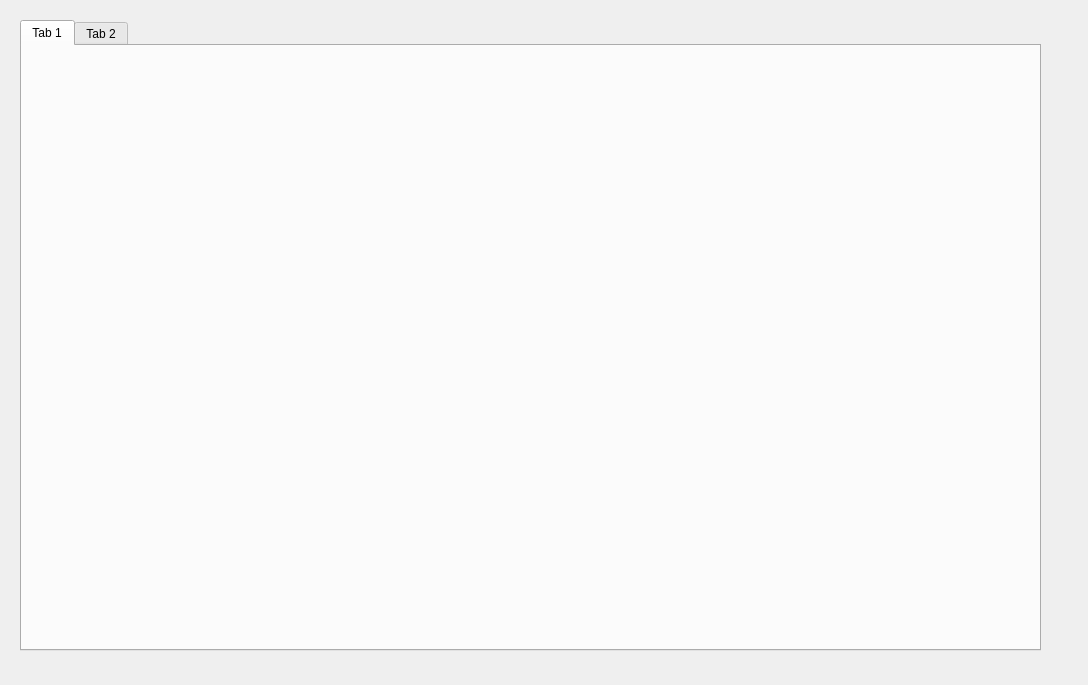
Old version of the form widget.ui in the repository nrtnrtnrt/swivelJoint.
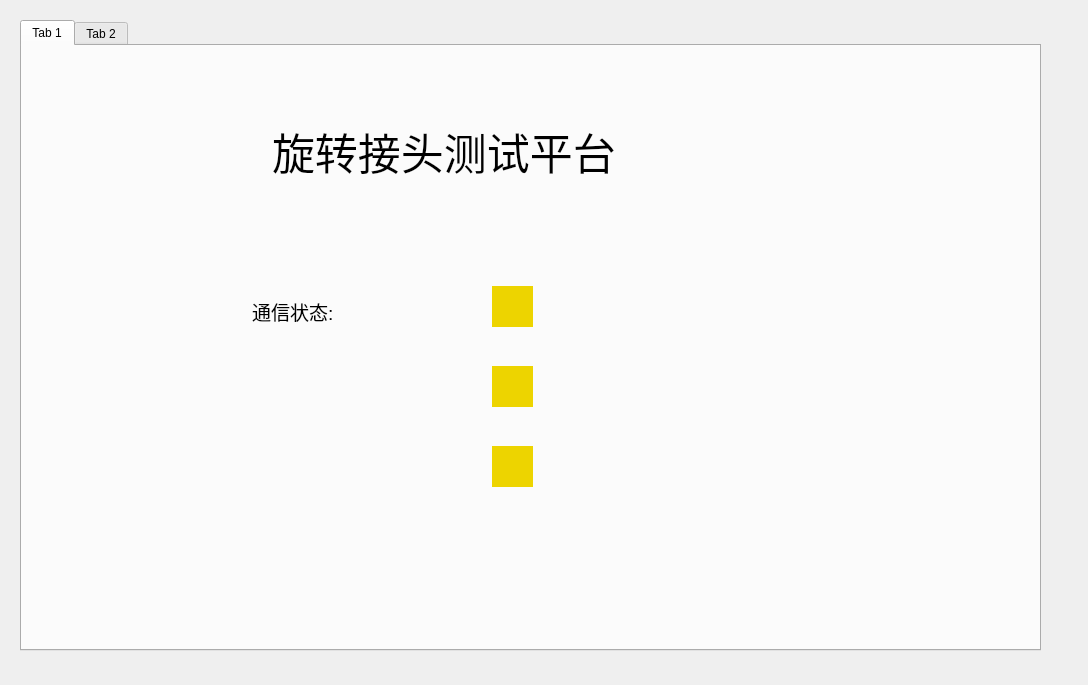
New version of the form. The open tabs and pages were chosen to show the change. Custom widgets are drawn as their Qt base class.

Commit message: 6.19界面完善

What changed in the file:
```diff
--- a/widget.ui
+++ b/widget.ui
@@ -29,6 +29,90 @@
     <attribute name="title">
      <string>Tab 1</string>
     </attribute>
+    <widget class="QLabel" name="label_title">
+     <property name="geometry">
+      <rect>
+       <x>250</x>
+       <y>50</y>
+       <width>621</width>
+       <height>111</height>
+      </rect>
+     </property>
+     <property name="font">
+      <font>
+       <pointsize>32</pointsize>
+      </font>
+     </property>
+     <property name="text">
+      <string>旋转接头测试平台</string>
+     </property>
+    </widget>
+    <widget class="QLabel" name="label_status_0">
+     <property name="geometry">
+      <rect>
+       <x>470</x>
+       <y>240</y>
+       <width>41</width>
+       <height>41</height>
+      </rect>
+     </property>
+     <property name="styleSheet">
+      <string notr="true">background-color: rgb(237, 212, 0);</string>
+     </property>
+     <property name="text">
+      <string/>
+     </property>
+    </widget>
+    <widget class="QLabel" name="label">
+     <property name="geometry">
+      <rect>
+       <x>230</x>
+       <y>240</y>
+       <width>111</width>
+       <height>51</height>
+      </rect>
+     </property>
+     <property name="font">
+      <font>
+       <pointsize>14</pointsize>
+      </font>
+     </property>
+     <property name="text">
+      <string>通信状态:</string>
+     </property>
+    </widget>
+    <widget class="QLabel" name="label_status_1">
+     <property name="geometry">
+      <rect>
+       <x>470</x>
+       <y>320</y>
+       <width>41</width>
+       <height>41</height>
+      </rect>
+     </property>
+     <property name="styleSheet">
+      <string notr="true">background-color: rgb(237, 212, 0);</string>
+     </property>
+     <property name="text">
+      <string/>
+     </property>
+    </widget>
+    <widget class="QLabel" name="label_status_2">
+     <property name="geometry">
+      <rect>
+       <x>470</x>
+       <y>400</y>
+       <width>41</width>
+       <height>41</height>
+      </rect>
+     </property>
+     <property name="styleSheet">
+      <string notr="true">background-color: rgb(237, 212, 0);</string>
+     </property>
+     <property name="text">
+      <string/>
+     </property>
+    </widget>
    </widget>
    <widget class="QWidget" name="tab_2">
     <attribute name="title">
```
Left out of the diff: 17 changed lines with no effect on the pictures. The commit also changes 4 other files.
